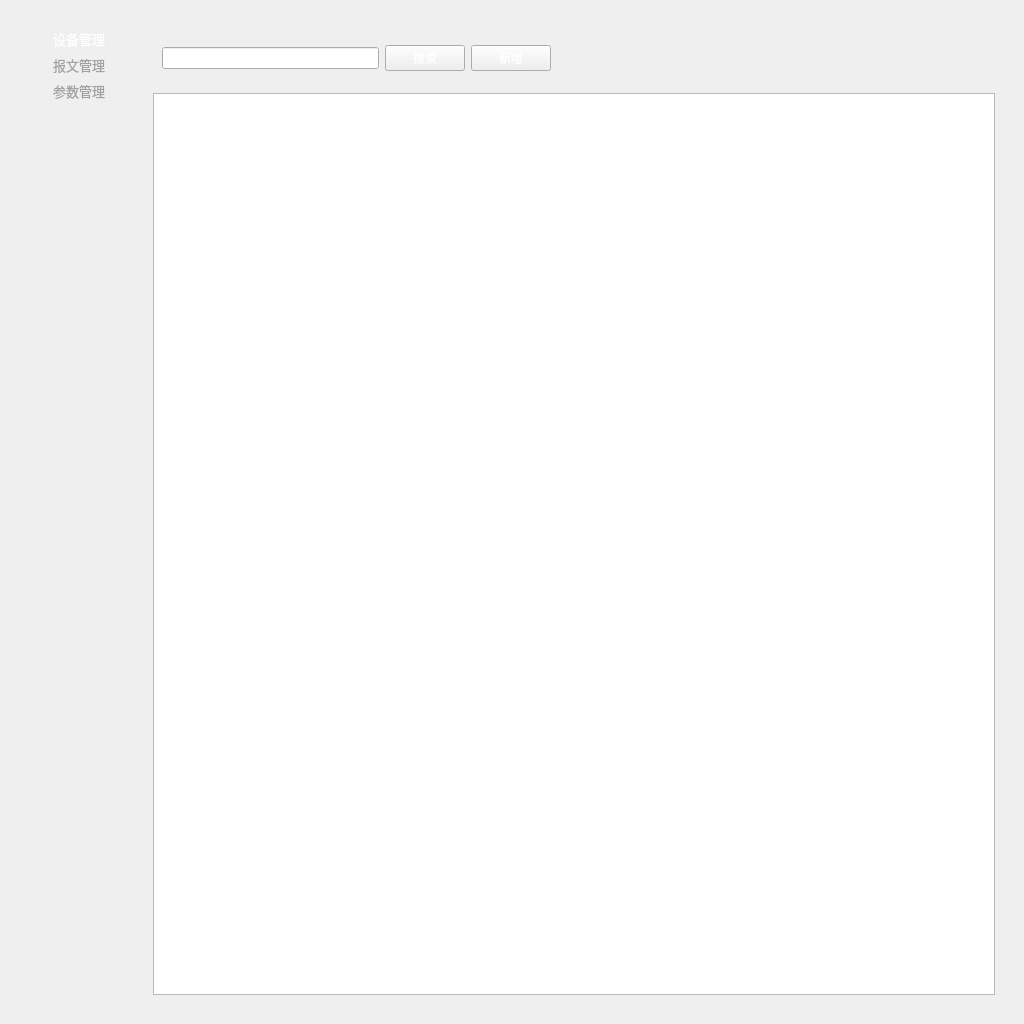
Above: Source/network/creator/widget.ui from fannanqi/xtools before the change. Below: the same form after it.
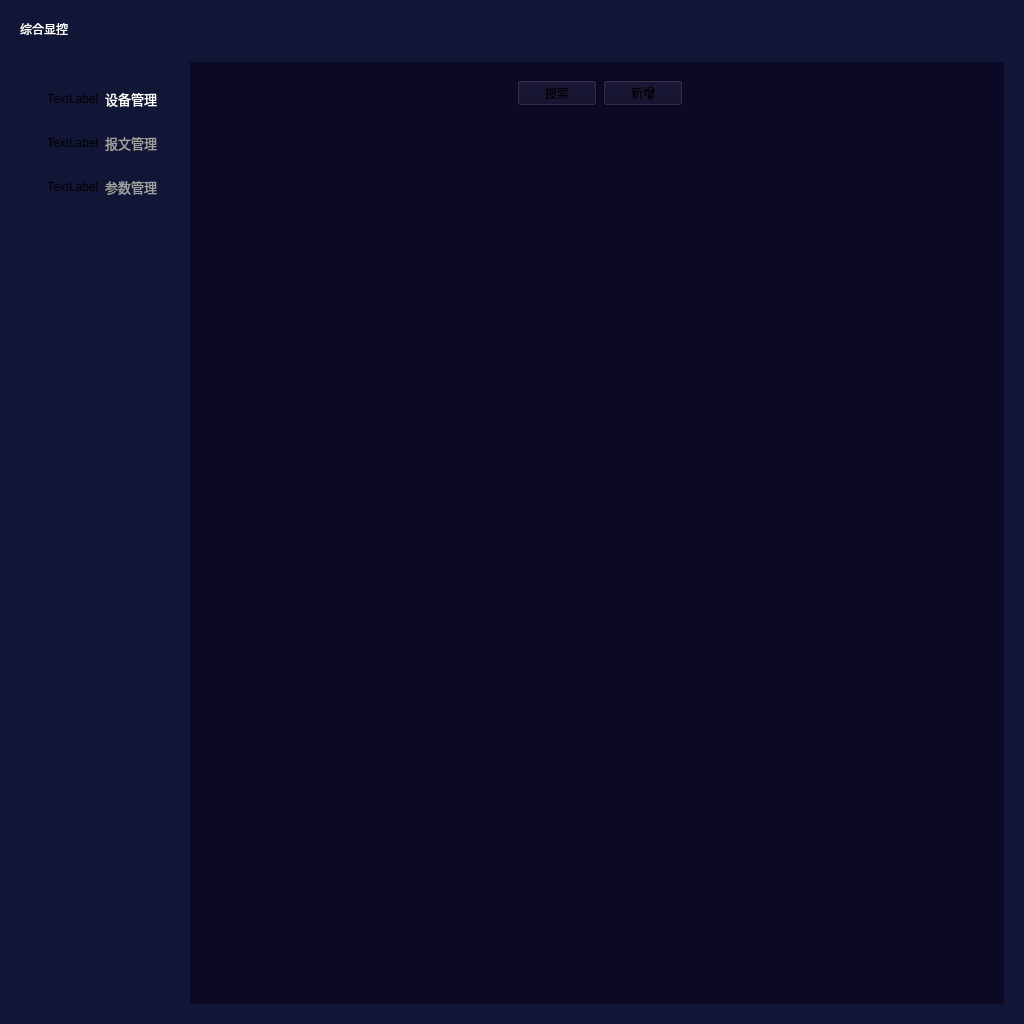
That is the form after the change.

The edit to the form file:
```diff
--- a/Source/network/creator/widget.ui
+++ b/Source/network/creator/widget.ui
@@ -29,49 +29,61 @@
    </size>
   </property>
   <property name="styleSheet">
-   <string notr="true">QWidget {
-    color: rgb(255, 255, 255);
+   <string notr="true">/* 设置整个界面的背景颜色 */
+QWidget {
+    background-color: #121636;
+}</string>
+  </property>
+  <layout class="QVBoxLayout" name="verticalLayout_4">
+   <item>
+    <widget class="QWidget" name="widget_8" native="true">
+     <layout class="QHBoxLayout" name="horizontalLayout_6">
+      <item>
+       <widget class="QLabel" name="label">
+        <property name="styleSheet">
+         <string notr="true">color:white</string>
+        </property>
+        <property name="text">
+         <string>综合显控</string>
+        </property>
+       </widget>
+      </item>
+     </layout>
+    </widget>
+   </item>
+   <item>
+    <widget class="QWidget" name="widget_9" native="true">
+     <layout class="QHBoxLayout" name="horizontalLayout_5">
+      <item>
+       <widget class="QWidget" name="widget_7" native="true">
+        <property name="styleSheet">
+         <string notr="true">/* 设置整个界面的背景颜色 */
+QWidget {
+    background-color: #121636;
 }</string>
   </property>
   <layout class="QVBoxLayout" name="verticalLayout_3">
    <item>
-    <widget class="QWidget" name="widget_2" native="true">
-     <property name="styleSheet">
-      <string notr="true"/>
-     </property>
-     <layout class="QHBoxLayout" name="horizontalLayout_3">
-      <item>
-       <widget class="QWidget" name="widget_3" native="true">
-        <property name="minimumSize">
-         <size>
-          <width>10</width>
-          <height>0</height>
-         </size>
-        </property>
+          <widget class="QWidget" name="widget_4" native="true">
         <layout class="QVBoxLayout" name="verticalLayout">
          <item>
+             <widget class="QWidget" name="widget" native="true">
+              <layout class="QHBoxLayout" name="horizontalLayout">
+               <item>
+                <widget class="QLabel" name="devIcon">
+                 <property name="text">
+                  <string>TextLabel</string>
+                 </property>
+                </widget>
+               </item>
+               <item>
           <widget class="QLabel" name="lb_dev">
-           <property name="minimumSize">
-            <size>
-             <width>100</width>
-             <height>0</height>
-            </size>
-           </property>
            <property name="maximumSize">
             <size>
              <width>100</width>
              <height>16777215</height>
             </size>
            </property>
-           <property name="sizeIncrement">
-            <size>
-             <width>100</width>
-             <height>0</height>
-            </size>
-           </property>
-           <property name="layoutDirection">
-            <enum>Qt::LeftToRight</enum>
-           </property>
            <property name="styleSheet">
             <string notr="true">color:white</string>
            </property>
@@ -80,6 +92,19 @@
            </property>
           </widget>
          </item>
+              </layout>
+             </widget>
+            </item>
+            <item>
+             <widget class="QWidget" name="widget_2" native="true">
+              <layout class="QHBoxLayout" name="horizontalLayout_2">
+               <item>
+                <widget class="QLabel" name="pacIcon">
+                 <property name="text">
+                  <string>TextLabel</string>
+                 </property>
+                </widget>
+               </item>
          <item>
           <widget class="QLabel" name="lb_pac">
            <property name="maximumSize">
@@ -96,6 +121,19 @@
            </property>
           </widget>
          </item>
+              </layout>
+             </widget>
+            </item>
+            <item>
+             <widget class="QWidget" name="widget_3" native="true">
+              <layout class="QHBoxLayout" name="horizontalLayout_3">
+               <item>
+                <widget class="QLabel" name="parIcon">
+                 <property name="text">
+                  <string>TextLabel</string>
+                 </property>
+                </widget>
+               </item>
          <item>
           <widget class="QLabel" name="lb_par">
            <property name="maximumSize">
@@ -112,6 +150,12 @@
            </property>
           </widget>
          </item>
+              </layout>
+             </widget>
+            </item>
+           </layout>
+          </widget>
+         </item>
          <item>
           <spacer name="verticalSpacer">
            <property name="orientation">
@@ -120,7 +164,7 @@
            <property name="sizeHint" stdset="0">
             <size>
              <width>20</width>
-             <height>100</height>
+             <height>799</height>
             </size>
            </property>
           </spacer>
@@ -129,11 +173,16 @@
        </widget>
       </item>
       <item>
-       <widget class="QWidget" name="widget_4" native="true">
+       <widget class="QWidget" name="widget_6" native="true">
+        <property name="styleSheet">
+         <string notr="true">QWidget {
+    background-color: #0B0924;
+}</string>
+        </property>
         <layout class="QVBoxLayout" name="verticalLayout_2">
          <item>
           <widget class="QWidget" name="widget_5" native="true">
-           <layout class="QHBoxLayout" name="horizontalLayout_2">
+           <layout class="QHBoxLayout" name="horizontalLayout_4">
             <item>
              <widget class="QLineEdit" name="lineEdit_search"/>
             </item>
@@ -152,27 +201,14 @@
              </widget>
             </item>
             <item>
-             <spacer name="horizontalSpacer_4">
+             <spacer name="horizontalSpacer">
               <property name="orientation">
                <enum>Qt::Horizontal</enum>
               </property>
               <property name="sizeHint" stdset="0">
                <size>
-                <width>20</width>
-                <height>40</height>
-               </size>
-              </property>
-             </spacer>
-            </item>
-            <item>
-             <spacer name="horizontalSpacer_2">
-              <property name="orientation">
-               <enum>Qt::Horizontal</enum>
-              </property>
-              <property name="sizeHint" stdset="0">
-               <size>
-                <width>20</width>
-                <height>40</height>
+                <width>297</width>
+                <height>14</height>
                </size>
               </property>
              </spacer>
```
Left out of the diff: 6 changed lines with no effect on the pictures. Lines whose indentation alone changed are shown as unchanged.
